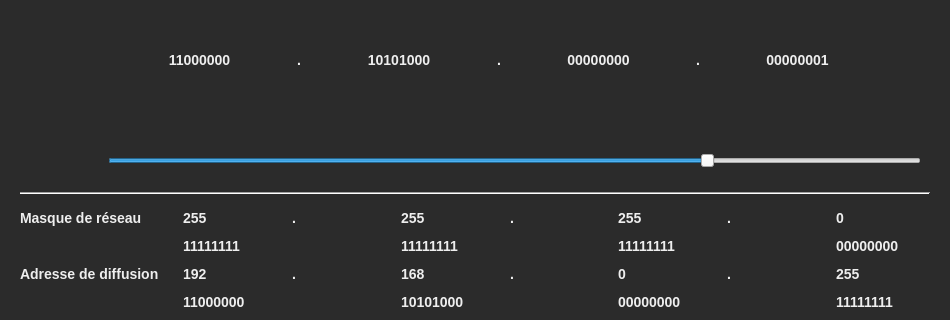
First picture: the form in calculatrice.ui, repository KuKaRaCHa-gg/Calculatrice-QT, before the edit; both pictures show x 0 to 950 and y 84 to 404 of the 950 by 850 pixel window.
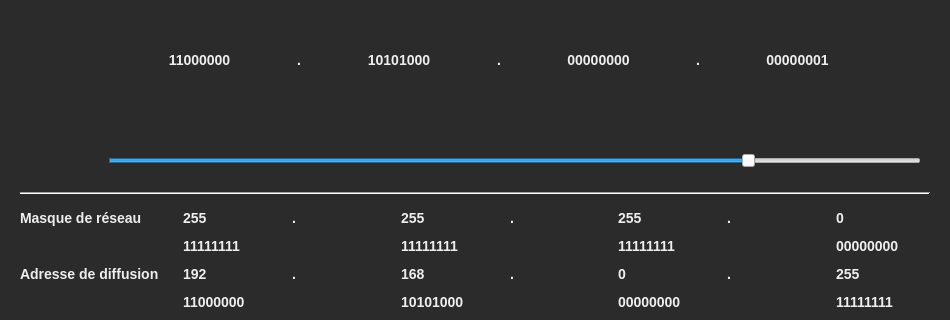
Second picture: the form after the edit. Custom widgets are drawn as their Qt base class.

What changed in the file:
```diff
--- a/calculatrice.ui
+++ b/calculatrice.ui
@@ -154,7 +154,7 @@
           <number>1</number>
          </property>
          <property name="maximum">
-          <number>32</number>
+          <number>30</number>
          </property>
          <property name="value">
           <number>24</number>
```
Left out of the diff: 2 changed lines with no effect on the pictures.
